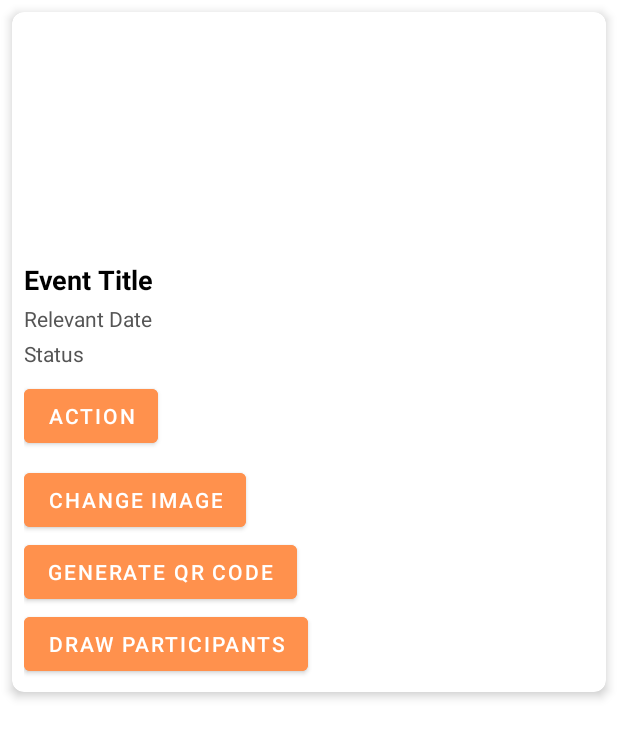
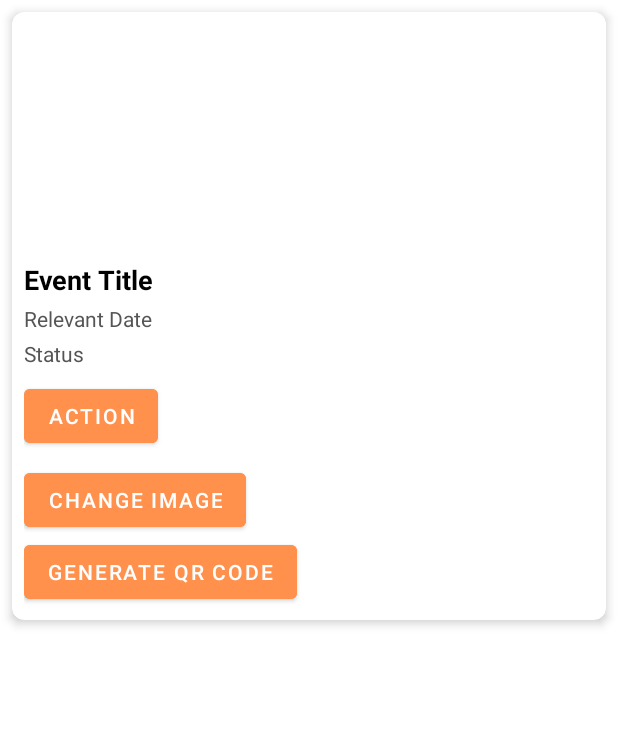
Before and after one commit to CMPUT301F24orange/orange-events, an Android app: the layout item_view_organizer_event.xml on its own in the app's theme, with its tools: preview values and no code run, on a phone screen of 412 x 824 dp. Shown: the top 738 px of the screen. Run offline under Robolectric (Android 15) with nearby library versions, the phone set to English and light mode, and no system bars.

Commit message:
return to prev. pull

```diff
--- a/app/src/main/java/com/example/orange/ui/organizer/ViewMyEventsFragment.java
+++ b/app/src/main/java/com/example/orange/ui/organizer/ViewMyEventsFragment.java
@@ -187,7 +187,6 @@ public class ViewMyEventsFragment extends Fragment {
             TextView lotteryStatus = eventView.findViewById(R.id.lottery_status);
             Button actionButton = eventView.findViewById(R.id.action_button);
             Button changeImageButton = eventView.findViewById(R.id.change_image_button);
-            Button drawParticipantsButton = eventView.findViewById(R.id.draw_participants_button);
 
             // Set the data
             eventTitle.setText(event.getTitle());
--- a/app/src/main/res/layout/item_view_organizer_event.xml
+++ b/app/src/main/res/layout/item_view_organizer_event.xml
@@ -77,13 +77,5 @@
             app:layout_constraintEnd_toEndOf="parent"
             app:layout_constraintTop_toBottomOf="@+id/organizer_event_date" />
 
-        <Button
-            android:id="@+id/draw_participants_button"
-            android:layout_width="wrap_content"
-            android:layout_height="wrap_content"
-            android:text="Draw Participants"
-            android:backgroundTint="@color/primary"
-            android:textColor="#FFFFFF"
-            android:textSize="14sp" />
     </LinearLayout>
 </androidx.cardview.widget.CardView>
```
Also changed, not shown: app/src/main/res/layout/fragment_view_event_waitlist.xml (+4 -11 lines).
